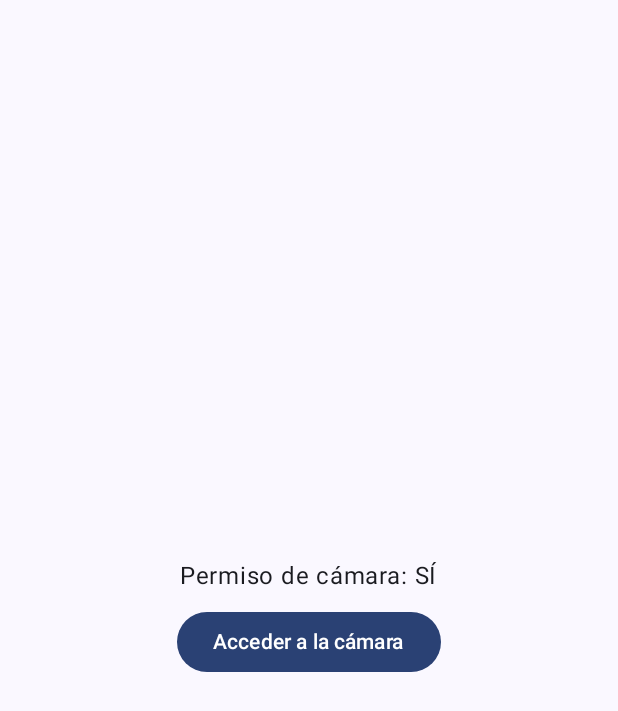
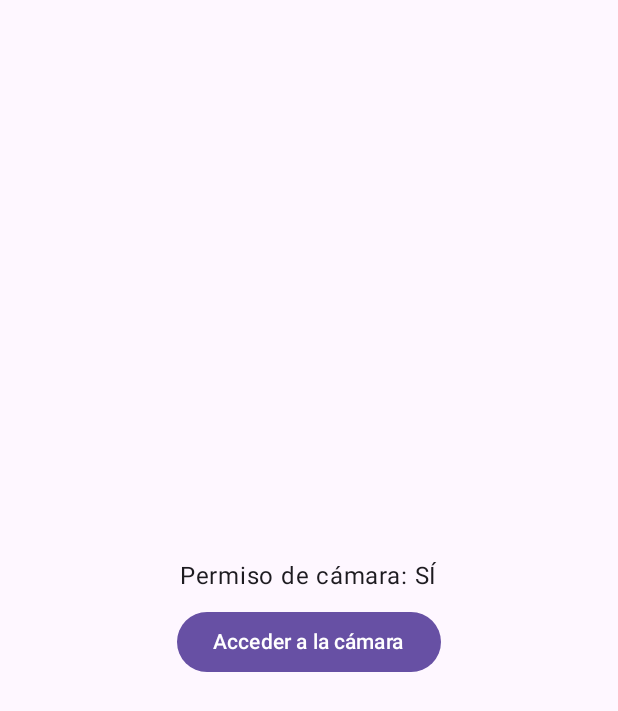
Before and after one commit to DanyElAlgo/kotlin-exam-2, an Android app built with Jetpack Compose: the screen it shows after launch (MainActivity), on a phone screen of 412 x 824 dp. Shown: the top 711 px of the screen. Run offline under Robolectric (Android 15) with nearby library versions, the phone set to English and light mode, and no system bars.

```diff
--- a/task-2/app/src/main/java/com/example/camerapermission/MainActivity.kt
+++ b/task-2/app/src/main/java/com/example/camerapermission/MainActivity.kt
@@ -7,7 +7,7 @@ import android.widget.Toast
 import androidx.activity.ComponentActivity
 import androidx.activity.compose.rememberLauncherForActivityResult
 import androidx.activity.compose.setContent
-import androidx.activity.enableEdgeToEdge
+import androidx.core.view.WindowCompat
 import androidx.activity.result.contract.ActivityResultContracts
 import androidx.compose.foundation.layout.Arrangement
 import androidx.compose.foundation.layout.Column
@@ -29,16 +29,20 @@ import androidx.compose.ui.platform.LocalContext
 import androidx.compose.ui.tooling.preview.Preview
 import androidx.compose.ui.unit.dp
 import androidx.core.content.ContextCompat
-import com.example.camerapermission.ui.theme.CameraPermissionTheme
+import androidx.compose.material3.MaterialTheme
+import android.content.Intent
+import android.net.Uri
+import android.provider.Settings
+import android.app.Activity
 
 class MainActivity : ComponentActivity() {
     override fun onCreate(savedInstanceState: Bundle?) {
         super.onCreate(savedInstanceState)
-        enableEdgeToEdge()
-        setContent {
-            CameraPermissionTheme {
+        WindowCompat.setDecorFitsSystemWindows(this.window, false)
+        this.setContent {
+            MaterialTheme {
                 Scaffold(modifier = Modifier.fillMaxSize()) { innerPadding ->
-                    permissionTest( modifier = Modifier.padding(innerPadding))
+                    PermissionTest( modifier = Modifier.padding(innerPadding))
                 }
             }
         }
@@ -46,16 +50,10 @@ class MainActivity : ComponentActivity() {
 }
 
 @Composable
-fun Greeting(name: String, modifier: Modifier = Modifier) {
-    Text(
-        text = "Hello $name!",
-        modifier = modifier
-    )
-}
+fun PermissionTest(modifier: Modifier = Modifier){
+    val context = LocalContext.current
 
-@Composable
-fun permissionTest(modifier: Modifier = Modifier){
-    val context = LocalContext.current
+    var showSettingsButton by remember { mutableStateOf(false) }
 
     // Estados para saber si los permisos han sido concedidos
     var hasCameraPermission by remember {
@@ -72,8 +70,17 @@ fun permissionTest(modifier: Modifier = Modifier){
             hasCameraPermission = isGranted
             if (isGranted) {
                 Toast.makeText(context, "Permiso de cámara CONCEDIDO", Toast.LENGTH_SHORT).show()
+                showSettingsButton = false
             } else {
-                Toast.makeText(context, "Permiso de cámara DENEGADO", Toast.LENGTH_SHORT).show()
+                val activity = context as? Activity
+                val shouldShowRationale = activity?.shouldShowRequestPermissionRationale(Manifest.permission.CAMERA) == true
+
+                if(!shouldShowRationale) {
+                    showSettingsButton = true
+                    Toast.makeText(context, "Permiso de cámara DENEGADO PERMANENTEMENTE. Ve a configuración para habilitarlo.", Toast.LENGTH_LONG).show()
+                } else {
+                    Toast.makeText(context, "Permiso de cámara DENEGADO", Toast.LENGTH_SHORT).show()
+                }
             }
         }
     )
@@ -86,8 +93,6 @@ fun permissionTest(modifier: Modifier = Modifier){
         Spacer(modifier = Modifier.height(8.dp))
         Button(
             onClick = {
-                // Si el permiso ya está concedido, no hacemos nada.
-                // Si no, lanzamos la solicitud. [10]
                 if (!hasCameraPermission) {
                     cameraPermissionLauncher.launch(Manifest.permission.CAMERA)
                 } else {
@@ -103,8 +108,8 @@ fun permissionTest(modifier: Modifier = Modifier){
 @Preview(showBackground = true)
 @Composable
 fun GreetingPreview() {
-    CameraPermissionTheme {
+    MaterialTheme {
 //        Greeting("Android")
-        permissionTest()
+        PermissionTest()
     }
 }
```
